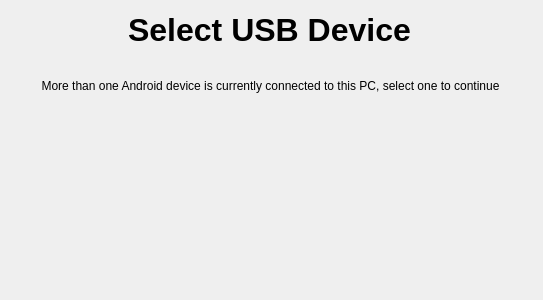
GrzybDev/OpenMicServer, file src/ui/DialogDevicePick/devicepickdialog.ui: the form before one commit.
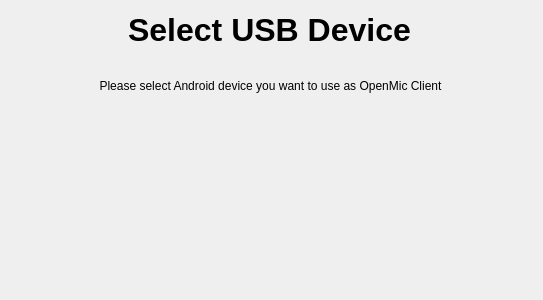
The form after the commit.

Commit message: Optimized DevicePickDialog

The edit to the form file:
```diff
--- a/src/ui/DialogDevicePick/devicepickdialog.ui
+++ b/src/ui/DialogDevicePick/devicepickdialog.ui
@@ -60,7 +60,7 @@
     </rect>
    </property>
    <property name="text">
-    <string>More than one Android device is currently connected to this PC, select one to continue</string>
+    <string>Please select Android device you want to use as OpenMic Client</string>
    </property>
    <property name="alignment">
     <set>Qt::AlignCenter</set>
```
The commit also changes 2 other files.
